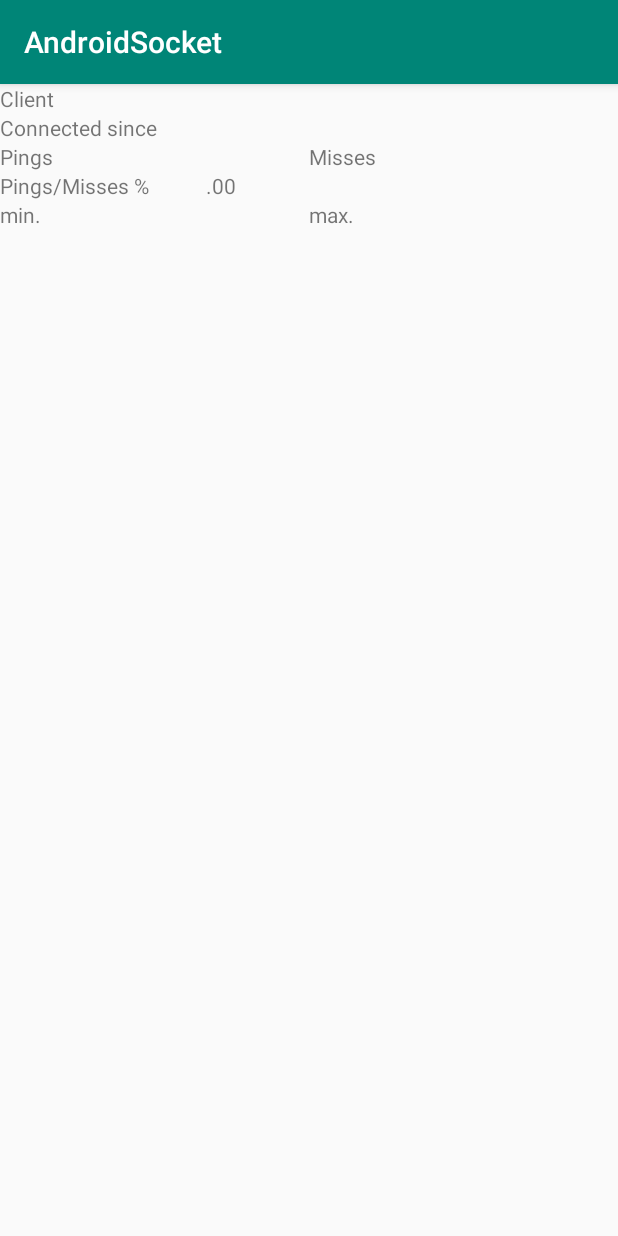
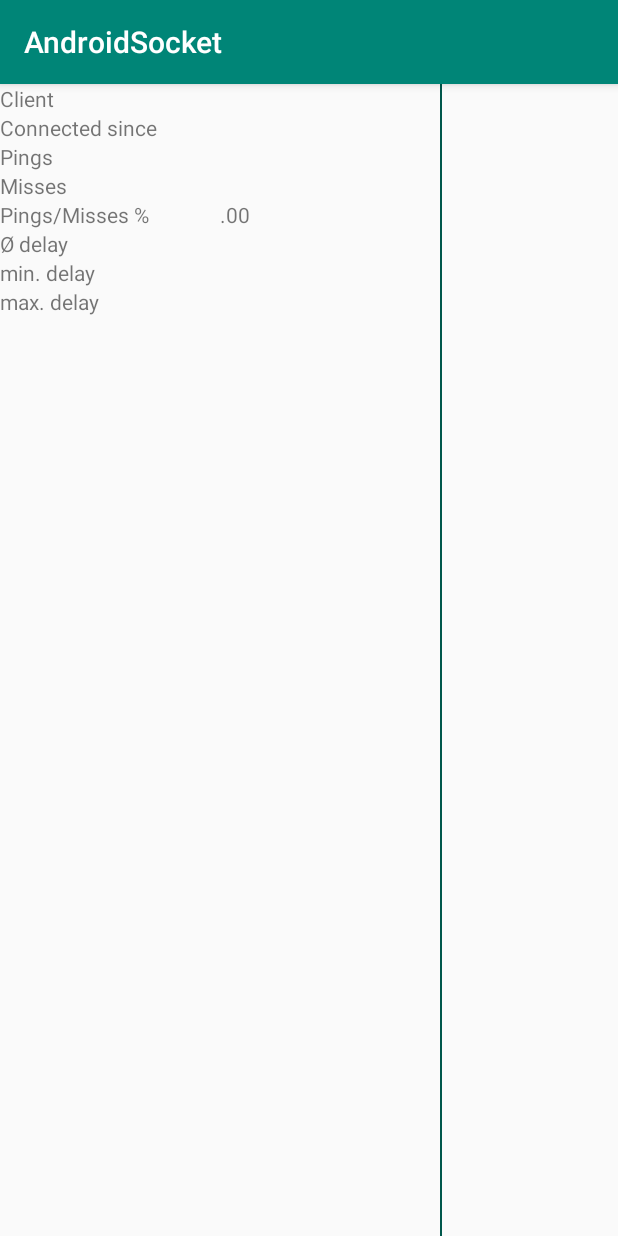
Before and after one commit to webinstruments/AndroidServer, an Android app: the ConnectionDetailActivity screen opened directly, with no data from a screen before it, on a phone screen of 412 x 824 dp. Run offline under Robolectric (Android 15) with nearby library versions, the phone set to English and light mode, and no system bars; 13 statements that could not run were skipped.

Commit message:
Added timer and made detailview to an observer.

```diff
--- a/app/src/main/java/org/androidsocket/Activities/ConnectionDetailActivity.java
+++ b/app/src/main/java/org/androidsocket/Activities/ConnectionDetailActivity.java
@@ -7,16 +7,17 @@ import android.widget.ListView;
 import android.widget.TextView;
 
 import org.androidsocket.Constants;
+import org.androidsocket.Interfaces.Observer;
+import org.androidsocket.Interfaces.TimerObserver;
 import org.androidsocket.Models.ActiveConnection;
 import org.androidsocket.Models.ConnectionData;
 import org.androidsocket.R;
+import org.androidsocket.Utils.UpdateTimer;
 
 import java.text.DecimalFormat;
-import java.text.FieldPosition;
-import java.text.NumberFormat;
-import java.text.ParsePosition;
+import java.util.ArrayList;
 
-public class ConnectionDetailActivity extends AppCompatActivity {
+public class ConnectionDetailActivity extends AppCompatActivity implements Observer, TimerObserver {
 
     @Override
     protected void onCreate(Bundle savedInstanceState) {
@@ -26,17 +27,34 @@ public class ConnectionDetailActivity extends AppCompatActivity {
         Bundle extras = getIntent().getExtras();
         this.connectionIndex = extras.getInt(Constants.CONNECTION_DETAIL_INTENT_KEY);
         ActiveConnection c = ConnectionData.getConnectionFromIndex(this.connectionIndex);
-        this.latencyListView = (ListView)findViewById(R.id.lvLatencies);
+        this.latencyListView = (ListView) findViewById(R.id.lvLatencies);
         this.latencies = new ArrayAdapter<Long>(this, R.layout.latency_item, R.id.tvLatencyItem, c.getLatencies());
         this.latencyListView.setAdapter(this.latencies);
-        this.addressText = (TextView)findViewById(R.id.tvDetailAddress);
-        this.dateTimeText = (TextView)findViewById(R.id.tvDetailDateTime);
-        this.pingsText = (TextView)findViewById(R.id.tvDetailPings);
-        this.missesText = (TextView)findViewById(R.id.tvDetailMisses);
-        this.statisticsText = (TextView)findViewById(R.id.tvDetailStatistics);
-        this.minText = (TextView)findViewById(R.id.tvDetailMin);
-        this.maxText = (TextView)findViewById(R.id.tvDetailMax);
+        this.addressText = (TextView) findViewById(R.id.tvDetailAddress);
+        this.dateTimeText = (TextView) findViewById(R.id.tvDetailDateTime);
+        this.pingsText = (TextView) findViewById(R.id.tvDetailPings);
+        this.missesText = (TextView) findViewById(R.id.tvDetailMisses);
+        this.statisticsText = (TextView) findViewById(R.id.tvDetailStatistics);
+        this.averageText = (TextView) findViewById(R.id.tvDetailAverage);
+        this.minText = (TextView) findViewById(R.id.tvDetailMin);
+        this.maxText = (TextView) findViewById(R.id.tvDetailMax);
         this.updateForm(c);
+        this.timer = new UpdateTimer(this, 3000);
+        this.update = true;
+    }
+
+    @Override
+    protected void onStop() {
+        super.onStop();
+        ConnectionData.removeObserver(this);
+        this.timer.stop();
+    }
+
+    @Override
+    protected void onStart() {
+        super.onStart();
+        ConnectionData.addObserver(this);
+        this.timer.start();
     }
 
     private void updateForm(ActiveConnection c) {
@@ -44,11 +62,40 @@ public class ConnectionDetailActivity extends AppCompatActivity {
         this.dateTimeText.setText(c.getDateTime("dd.MM.yyyy HH:mm:ss"));
         this.pingsText.setText(Long.toString(c.getPingCount()));
         this.missesText.setText(Long.toString(c.getMisses()));
-        double percentage = c.getPingCount() != 0 ? (c.getPingCount() - c.getMisses()) / (double)c.getPingCount() : 0;
+        double percentage = c.getPingCount() != 0 ? (c.getPingCount() - c.getMisses()) / (double) c.getPingCount() * 100 : 0;
         DecimalFormat df = new DecimalFormat("#.00");
         this.statisticsText.setText(df.format(percentage));
+        this.averageText.setText(df.format(c.getAverageDelay()) + " ms");
         this.minText.setText(Long.toString(c.getMinLatency()) + " ms");
         this.maxText.setText(Long.toString(c.getMaxLetency()) + " ms");
+    }
+
+    @Override
+    public void update() {
+        if(this.update) {
+            runOnUiThread(new Runnable() {
+                @Override
+                public void run() {
+                    ActiveConnection c = ConnectionData.getConnectionFromIndex(ConnectionDetailActivity.this.connectionIndex);
+                    ConnectionDetailActivity.this.updateForm(c);
+                    ArrayList<Long> latencies = c.getLatencies();
+                    if(latencies.size() != ConnectionDetailActivity.this.latencies.getCount()) {
+                        ConnectionDetailActivity.this.latencies.clear();
+                        for(int i = 0; i < latencies.size() && i < 50; ++i) {
+                            ConnectionDetailActivity.this.latencies.add(latencies.get(i));
+                        }
+                    }
+                    ConnectionDetailActivity.this.latencies.notifyDataSetChanged();
+                    ConnectionDetailActivity.this.update = false;
+                }
+            });
+        }
+    }
+
+    @Override
+    public void onTimerUpdate() {
+        this.update = true;
+        this.update();
     }
 
     private int connectionIndex;
@@ -59,6 +106,9 @@ public class ConnectionDetailActivity extends AppCompatActivity {
     private TextView pingsText;
     private TextView missesText;
     private TextView statisticsText;
+    private TextView averageText;
     private TextView minText;
     private TextView maxText;
+    private UpdateTimer timer;
+    private boolean update;
 }
--- a/app/src/main/java/org/androidsocket/Activities/ConnectionsActivity.java
+++ b/app/src/main/java/org/androidsocket/Activities/ConnectionsActivity.java
@@ -15,12 +15,14 @@ import android.widget.Toast;
 import org.androidsocket.ConnectionAdapter;
 import org.androidsocket.Constants;
 import org.androidsocket.Interfaces.Observer;
+import org.androidsocket.Interfaces.TimerObserver;
 import org.androidsocket.Models.ActiveConnection;
 import org.androidsocket.Models.ConnectionData;
 import org.androidsocket.R;
+import org.androidsocket.Utils.UpdateTimer;
 import org.logging.LogManager;
 
-public class ConnectionsActivity extends AppCompatActivity implements Observer {
+public class ConnectionsActivity extends AppCompatActivity implements Observer, TimerObserver {
 
     @Override
     protected void onCreate(Bundle savedInstanceState) {
@@ -39,23 +41,21 @@ public class ConnectionsActivity extends AppCompatActivity implements Observer {
                 ConnectionsActivity.this.startActivity(intent);
             }
         });
+        this.timer = new UpdateTimer(this, 3000);
     }
 
     @Override
     protected void onStop() {
         super.onStop();
         ConnectionData.removeObserver(this);
-        if (this.timer != null) {
-            this.timer.interrupt();
-            this.timer = null;
-        }
+        this.timer.stop();
     }
 
     @Override
     protected void onStart() {
         super.onStart();
         ConnectionData.addObserver(this);
-        startTimer(3000);
+        this.timer.start();
     }
 
     @Override
@@ -71,29 +71,14 @@ public class ConnectionsActivity extends AppCompatActivity implements Observer {
         }
     }
 
-    private void startTimer(final long timeout) {
-        if (timer == null) {
-            this.timer = new Thread(new Runnable() {
-                @Override
-                public void run() {
-                    while (true) {
-                        LogManager.getLogger().info("Hello");
-                        ConnectionsActivity.this.update = true;
-                        ConnectionsActivity.this.update();
-                        try {
-                            Thread.sleep(timeout);
-                        } catch (InterruptedException e) {
-                            return;
-                        }
-                    }
-                }
-            });
-            this.timer.start();
-        }
+    @Override
+    public void onTimerUpdate() {
+        this.update = true;
+        this.update();
     }
 
     private ConnectionAdapter adapter;
     private ListView dataList;
     private boolean update;
-    private Thread timer;
+    private UpdateTimer timer;
 }
--- /dev/null
+++ b/app/src/main/java/org/androidsocket/Interfaces/TimerObserver.java
@@ -0,0 +1,5 @@
+package org.androidsocket.Interfaces;
+
+public interface TimerObserver {
+    void onTimerUpdate();
+}
--- a/app/src/main/java/org/androidsocket/Models/ActiveConnection.java
+++ b/app/src/main/java/org/androidsocket/Models/ActiveConnection.java
@@ -5,6 +5,7 @@ import org.java_websocket.WebSocket;
 
 import java.net.InetSocketAddress;
 import java.text.SimpleDateFormat;
+import java.util.ArrayDeque;
 import java.util.ArrayList;
 import java.util.Calendar;
 import java.util.Date;
@@ -16,7 +17,7 @@ public class ActiveConnection {
     }
 
     public ActiveConnection(WebSocket socket) {
-        this.latencies = new ArrayList<>();
+        this.latencies = new ArrayDeque<>();
         this.dateTime = Calendar.getInstance().getTime();
         this.localAddress = socket.getLocalSocketAddress().getAddress().toString();
         this.localPort = socket.getLocalSocketAddress().getPort();
@@ -29,7 +30,7 @@ public class ActiveConnection {
     }
 
     public ActiveConnection addLatency(Long latency) {
-        this.latencies.add(latency);
+        this.latencies.addFirst(latency);
         this.latencySum += latency;
         if(latency > this.maxLatency) {
             this.maxLatency = latency;
@@ -88,11 +89,10 @@ public class ActiveConnection {
     }
 
     public ArrayList<Long> getLatencies() {
-        return this.latencies;
+        return new ArrayList<Long>(this.latencies);
     }
 
     private Date dateTime;
-    private ArrayList<Long> latencies;
     private Long latencySum;
     private Long minLatency;
     private Long maxLatency;
@@ -101,4 +101,5 @@ public class ActiveConnection {
     private String localAddress;
     private String remoteAddress;
     private long misses;
+    private ArrayDeque<Long> latencies;
 }
--- a/app/src/main/java/org/androidsocket/Polling.java
+++ b/app/src/main/java/org/androidsocket/Polling.java
@@ -1,8 +1,7 @@
 package org.androidsocket;
 
-import android.widget.SeekBar;
-
 import org.androidsocket.Models.ConnectionData;
+import org.androidsocket.Utils.WSUtils;
 import org.java_websocket.WebSocket;
 import org.java_websocket.server.WebSocketServer;
 import org.logging.LogManager;
--- a/app/src/main/java/org/androidsocket/Server.java
+++ b/app/src/main/java/org/androidsocket/Server.java
@@ -3,6 +3,7 @@ package org.androidsocket;
 import android.net.TrafficStats;
 
 import org.androidsocket.Models.ConnectionData;
+import org.androidsocket.Utils.WSUtils;
 import org.java_websocket.WebSocket;
 import org.java_websocket.framing.Framedata;
 import org.java_websocket.handshake.ClientHandshake;
--- /dev/null
+++ b/app/src/main/java/org/androidsocket/Utils/UpdateTimer.java
@@ -0,0 +1,51 @@
+package org.androidsocket.Utils;
+
+import org.androidsocket.Interfaces.TimerObserver;
+
+public class UpdateTimer {
+    public UpdateTimer(TimerObserver observer, int timeout) {
+        this(observer, timeout, false);
+    }
+
+    public UpdateTimer(TimerObserver observer, int timeout, boolean start) {
+        this.timeout = timeout;
+        this.observer = observer;
+        if(start) {
+            this.start();
+        }
+    }
+
+    public void start() {
+        this.thread = createThread();
+        this.thread.start();
+    }
+
+    public void stop() {
+        this.thread.interrupt();
+        this.thread = null;
+    }
+
+    public void changeTimer(int timeout) {
+        this.timeout = timeout;
+    }
+
+    private Thread createThread() {
+        return new Thread(new Runnable() {
+            @Override
+            public void run() {
+                while (true) {
+                    UpdateTimer.this.observer.onTimerUpdate();
+                    try {
+                        Thread.sleep(UpdateTimer.this.timeout);
+                    } catch (InterruptedException e) {
+                        return;
+                    }
+                }
+            }
+        });
+    }
+
+    private int timeout;
+    private Thread thread;
+    private TimerObserver observer;
+}
--- a/app/src/main/java/org/androidsocket/WSUtils.java
+++ b/app/src/main/java/org/androidsocket/Utils/WSUtils.java
@@ -1,4 +1,4 @@
-package org.androidsocket;
+package org.androidsocket.Utils;
 
 import android.app.Notification;
 import android.app.PendingIntent;
@@ -8,6 +8,7 @@ import android.graphics.Bitmap;
 import android.graphics.BitmapFactory;
 import android.support.v4.app.NotificationCompat;
 
+import org.androidsocket.Constants;
 import org.java_websocket.WebSocket;
 
 public class WSUtils {
--- a/app/src/main/java/org/androidsocket/WebSocketService.java
+++ b/app/src/main/java/org/androidsocket/WebSocketService.java
@@ -12,6 +12,7 @@ import android.os.Build;
 import android.os.IBinder;
 
 import org.androidsocket.Activities.MainActivity;
+import org.androidsocket.Utils.WSUtils;
 import org.logging.LogManager;
 
 import java.util.UUID;
--- a/app/src/main/res/layout/activity_connection_detail.xml
+++ b/app/src/main/res/layout/activity_connection_detail.xml
@@ -2,16 +2,22 @@
 <LinearLayout xmlns:android="http://schemas.android.com/apk/res/android"
     android:layout_width="match_parent"
     android:layout_height="match_parent"
+    android:orientation="horizontal"
+    android:weightSum="7">
+    <LinearLayout
+        android:layout_width="0dp"
+        android:layout_height="match_parent"
+        android:layout_weight="5"
         android:orientation="vertical">
         <LinearLayout
             android:layout_width="match_parent"
             android:layout_height="wrap_content"
             android:orientation="horizontal"
-        android:weightSum="3">
+            android:weightSum="4">
             <TextView
                 android:layout_width="0dp"
                 android:layout_height="match_parent"
-            android:layout_weight="1"
+                android:layout_weight="2"
                 android:text="@string/client_address" />
             <TextView
                 android:layout_width="0dp"
@@ -23,11 +29,11 @@
             android:layout_width="match_parent"
             android:layout_height="wrap_content"
             android:orientation="horizontal"
-        android:weightSum="3">
+            android:weightSum="4">
             <TextView
                 android:layout_width="0dp"
                 android:layout_height="match_parent"
-            android:layout_weight="1"
+                android:layout_weight="2"
                 android:text="@string/connection_datetime" />
             <TextView
                 android:layout_width="0dp"
@@ -39,21 +45,27 @@
             android:layout_width="match_parent"
             android:layout_height="wrap_content"
             android:orientation="horizontal"
-        android:weightSum="6">
+            android:weightSum="4">
             <TextView
                 android:layout_width="0dp"
                 android:layout_height="match_parent"
-            android:layout_weight="1"
+                android:layout_weight="2"
                 android:text="@string/pings" />
             <TextView
                 android:layout_width="0dp"
                 android:layout_height="match_parent"
                 android:layout_weight="2"
                 android:id="@+id/tvDetailPings" />
+        </LinearLayout>
+        <LinearLayout
+            android:layout_width="match_parent"
+            android:layout_height="wrap_content"
+            android:orientation="horizontal"
+            android:weightSum="4">
             <TextView
                 android:layout_width="0dp"
                 android:layout_height="match_parent"
-        android:layout_weight="1"
+                android:layout_weight="2"
                 android:text="@string/misses" />
             <TextView
                 android:layout_width="0dp"
@@ -65,11 +77,11 @@
             android:layout_width="match_parent"
             android:layout_height="wrap_content"
             android:orientation="horizontal"
-        android:weightSum="3">
+            android:weightSum="4">
             <TextView
                 android:layout_width="0dp"
                 android:layout_height="match_parent"
-            android:layout_weight="1"
+                android:layout_weight="2"
                 android:text="@string/statistics" />
             <TextView
                 android:layout_width="0dp"
@@ -81,33 +93,61 @@
             android:layout_width="match_parent"
             android:layout_height="wrap_content"
             android:orientation="horizontal"
-        android:weightSum="6">
+            android:weightSum="4">
             <TextView
                 android:layout_width="0dp"
                 android:layout_height="match_parent"
-            android:layout_weight="1"
-            android:text="@string/minimum" />
+                android:layout_weight="2"
+                android:text="@string/average_delay" />
+            <TextView
+                android:layout_width="0dp"
+                android:layout_height="match_parent"
+                android:layout_weight="2"
+                android:id="@+id/tvDetailAverage" />
+        </LinearLayout>
+        <LinearLayout
+            android:layout_width="match_parent"
+            android:layout_height="wrap_content"
+            android:orientation="horizontal"
+            android:weightSum="4">
+            <TextView
+                android:layout_width="0dp"
+                android:layout_height="match_parent"
+                android:layout_weight="2"
+                android:text="@string/minimum_delay" />
             <TextView
                 android:layout_width="0dp"
                 android:layout_height="match_parent"
                 android:layout_weight="2"
                 android:id="@+id/tvDetailMin" />
+        </LinearLayout>
+        <LinearLayout
+            android:layout_width="match_parent"
+            android:layout_height="wrap_content"
+            android:orientation="horizontal"
+            android:weightSum="4">
             <TextView
                 android:layout_width="0dp"
                 android:layout_height="match_parent"
-            android:layout_weight="1"
-            android:text="@string/maximum" />
+                android:layout_weight="2"
+                android:text="@string/maximum_delay" />
             <TextView
                 android:layout_width="0dp"
                 android:layout_height="match_parent"
                 android:layout_weight="2"
                 android:id="@+id/tvDetailMax" />
         </LinearLayout>
+    </LinearLayout>
+    <View style="@style/VerticalDivider" />
+    <LinearLayout
+        android:layout_width="0dp"
+        android:layout_height="wrap_content"
+        android:layout_weight="2">
         <ListView
             android:layout_width="match_parent"
             android:layout_height="wrap_content"
             android:id="@+id/lvLatencies">
         </ListView>
-
+    </LinearLayout>
 
 </LinearLayout>
--- a/app/src/main/res/values/strings.xml
+++ b/app/src/main/res/values/strings.xml
@@ -18,6 +18,6 @@
     <string name="pings">Pings</string>
     <string name="misses">Misses</string>
     <string name="statistics">Pings/Misses %</string>
-    <string name="minimum">min.</string>
-    <string name="maximum">max.</string>
+    <string name="minimum_delay">min. delay</string>
+    <string name="maximum_delay">max. delay</string>
 </resources>
```
Lines whose indentation alone changed are shown as unchanged.
